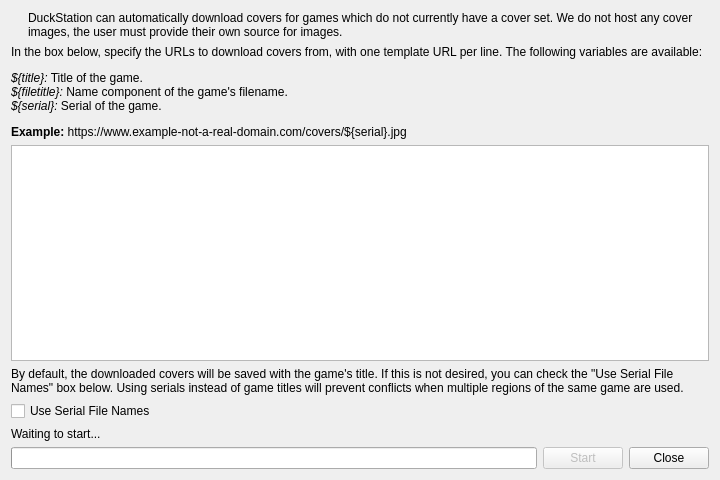
Above: src/duckstation-qt/coverdownloadwindow.ui from kofxi3584karlayang/duckstation before the change. Below: the same form after it.
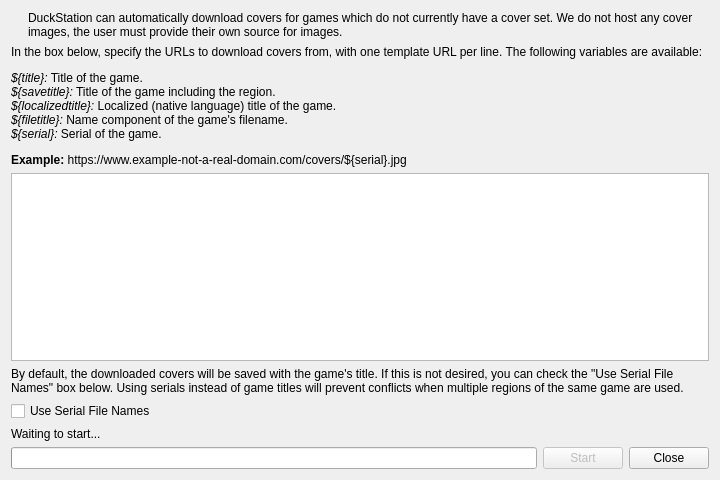
That is the form after the change.

Commit message:
GameDatabase: Refactor disc sets
Store the sets in a separate file, and use pointers to reference instead
of string matching. This allows us to use the unsuffixed display names.

The edit to the form file:
```diff
--- a/src/duckstation-qt/coverdownloadwindow.ui
+++ b/src/duckstation-qt/coverdownloadwindow.ui
@@ -47,7 +47,7 @@
       </sizepolicy>
      </property>
      <property name="text">
-      <string>&lt;html&gt;&lt;head/&gt;&lt;body&gt;&lt;p&gt;In the box below, specify the URLs to download covers from, with one template URL per line. The following variables are available:&lt;/p&gt;&lt;p&gt;&lt;span style=&quot; font-style:italic;&quot;&gt;${title}:&lt;/span&gt; Title of the game.&lt;br/&gt;&lt;span style=&quot; font-style:italic;&quot;&gt;${filetitle}:&lt;/span&gt; Name component of the game's filename.&lt;br/&gt;&lt;span style=&quot; font-style:italic;&quot;&gt;${serial}:&lt;/span&gt; Serial of the game.&lt;/p&gt;&lt;p&gt;&lt;span style=&quot; font-weight:700;&quot;&gt;Example:&lt;/span&gt; https://www.example-not-a-real-domain.com/covers/${serial}.jpg&lt;/p&gt;&lt;/body&gt;&lt;/html&gt;</string>
+      <string>&lt;html&gt;&lt;head/&gt;&lt;body&gt;&lt;p&gt;In the box below, specify the URLs to download covers from, with one template URL per line. The following variables are available:&lt;/p&gt;&lt;p&gt;&lt;span style=&quot; font-style:italic;&quot;&gt;${title}:&lt;/span&gt; Title of the game.&lt;br/&gt;&lt;span style=&quot; font-style:italic;&quot;&gt;${savetitle}:&lt;/span&gt; Title of the game including the region.&lt;br/&gt;&lt;span style=&quot; font-style:italic;&quot;&gt;${localizedtitle}:&lt;/span&gt; Localized (native language) title of the game.&lt;br/&gt;&lt;span style=&quot; font-style:italic;&quot;&gt;${filetitle}:&lt;/span&gt; Name component of the game's filename.&lt;br/&gt;&lt;span style=&quot; font-style:italic;&quot;&gt;${serial}:&lt;/span&gt; Serial of the game.&lt;/p&gt;&lt;p&gt;&lt;span style=&quot; font-weight:700;&quot;&gt;Example:&lt;/span&gt; https://www.example-not-a-real-domain.com/covers/${serial}.jpg&lt;/p&gt;&lt;/body&gt;&lt;/html&gt;</string>
      </property>
      <property name="wordWrap">
       <bool>true</bool>
```
The commit also changes 22 other files.
